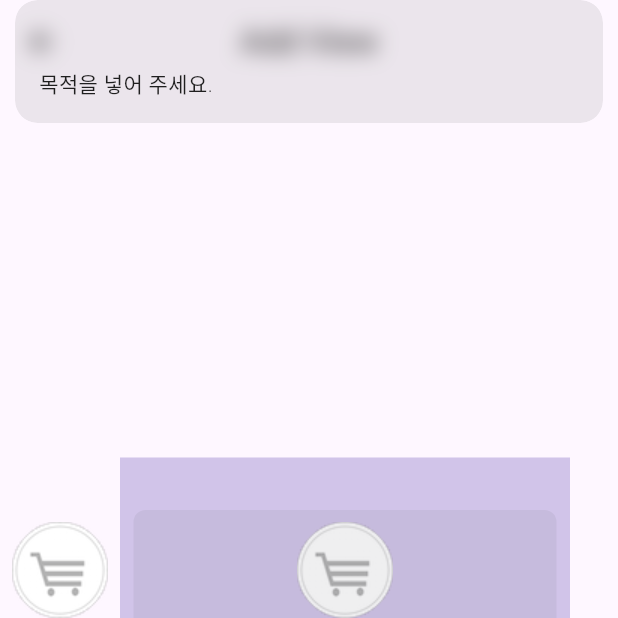
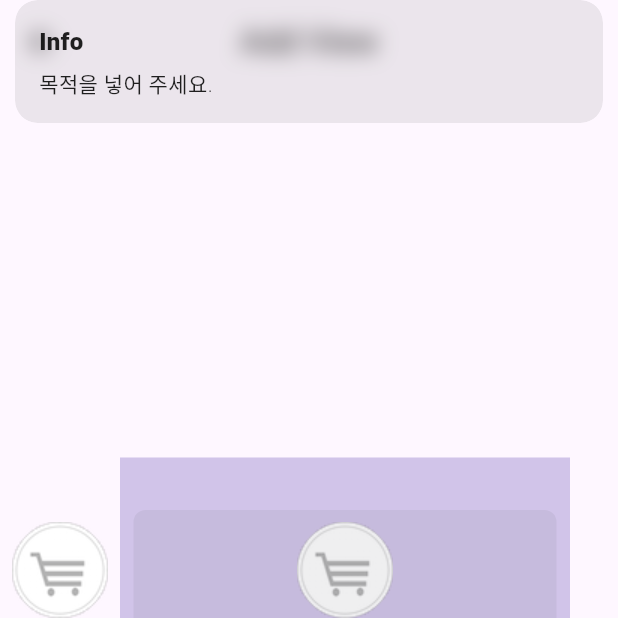
Before and after one commit to lambda2003/quiz_17_app, a Flutter app: the AddItem screen opened by its route, after a tap on "OK", on a phone screen of 412 x 824 dp, the top half of it. Run offline on Flutter 3.47's test engine with Material 3 defaults, Android fonts, the phone set to English and light mode, and no system bars; our stand-ins replace get.

Commit message:
addItem dialog barrierDismissible 추가

```diff
--- a/lib/view/addItem.dart
+++ b/lib/view/addItem.dart
@@ -113,6 +113,7 @@ class _AddItemState extends State<AddItem> {
       // Do something
       Item item = Item(name: _controller.text.trim(), imagePath: _imagePath);
       Get.defaultDialog(
+        barrierDismissible: false,
         title: '',
         content: SizedBox(height: 100, child: Text(
           '아이템을 추가 하시겠습니까? \n'
@@ -139,7 +140,7 @@ class _AddItemState extends State<AddItem> {
       );
     } else {
       // Error alert messge
-      Get.snackbar('', '목적을 넣어 주세요.');
+      Get.snackbar('Info', '목적을 넣어 주세요.');
     }
   }
 }
```
